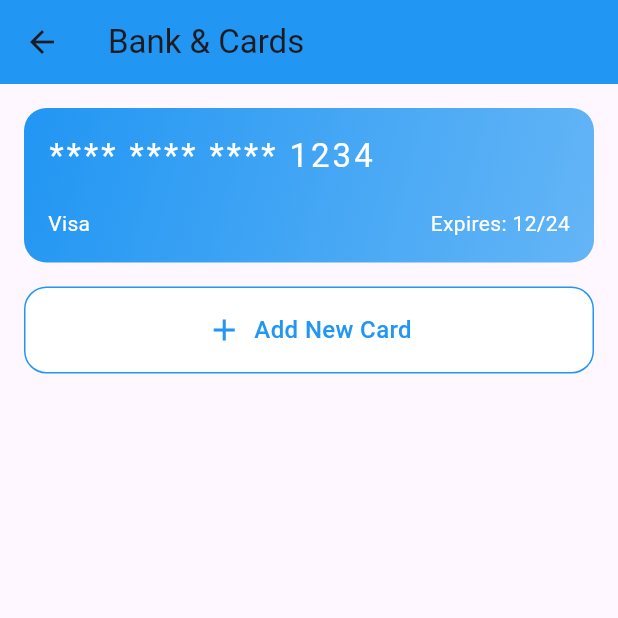
After one commit to Mehdirben/curavisionai, a Flutter app: the BankCardsPage screen opened directly, on a phone screen of 412 x 824 dp, the top half of it. The commit adds this screen. Run offline on Flutter 3.47's test engine with Material 3 defaults, Android fonts, the phone set to English and light mode, and no system bars.

Commit message:
ajout des onglet pour chaque option de la settings page

```diff
--- a/lib/account_page.dart
+++ b/lib/account_page.dart
@@ -141,6 +141,9 @@ class AccountPage extends StatelessWidget {
               title: 'Personal Information',
               icon: Icons.person,
               onTap: () {},
+              onPressed: () {
+                Navigator.pushNamed(context, '/forgot-password');
+              },
             ),
 
             // Bank & Cards Box
@@ -181,7 +184,7 @@ class AccountPage extends StatelessWidget {
   Widget buildMenuBox({
     required String title,
     required IconData icon,
-    required VoidCallback onTap,
+    required VoidCallback onTap, required Null Function() onPressed,
   }) {
     return Container(
       margin: const EdgeInsets.symmetric(horizontal: 16, vertical: 8),
--- /dev/null
+++ b/lib/screens/ongletAcount/bankpage.dart
@@ -0,0 +1,102 @@
+// lib/pages/bank_cards_page.dart
+import 'package:flutter/material.dart';
+
+class BankCardsPage extends StatelessWidget {
+  const BankCardsPage({super.key});
+
+  @override
+  Widget build(BuildContext context) {
+    return Scaffold(
+      appBar: AppBar(
+        title: const Text('Bank & Cards'),
+        backgroundColor: Color(0xFF2196F3),
+        elevation: 0,
+      ),
+      body: Padding(
+        padding: const EdgeInsets.all(16.0),
+        child: Column(
+          children: [
+            buildCardItem(
+              cardNumber: '**** **** **** 1234',
+              cardType: 'Visa',
+              expiryDate: '12/24',
+            ),
+            const SizedBox(height: 16),
+            buildAddCardButton(),
+          ],
+        ),
+      ),
+    );
+  }
+
+  Widget buildCardItem({
+    required String cardNumber,
+    required String cardType,
+    required String expiryDate,
+  }) {
+    return Container(
+      padding: const EdgeInsets.all(16),
+      decoration: BoxDecoration(
+        gradient: const LinearGradient(
+          colors: [Color(0xFF2196F3), Color(0xFF64B5F6)],
+          begin: Alignment.topLeft,
+          end: Alignment.bottomRight,
+        ),
+        borderRadius: BorderRadius.circular(15),
+      ),
+      child: Column(
+        crossAxisAlignment: CrossAxisAlignment.start,
+        children: [
+          Text(
+            cardNumber,
+            style: const TextStyle(
+              color: Colors.white,
+              fontSize: 22,
+              letterSpacing: 2,
+            ),
+          ),
+          const SizedBox(height: 20),
+          Row(
+            mainAxisAlignment: MainAxisAlignment.spaceBetween,
+            children: [
+              Text(
+                cardType,
+                style: const TextStyle(color: Colors.white),
+              ),
+              Text(
+                'Expires: $expiryDate',
+                style: const TextStyle(color: Colors.white),
+              ),
+            ],
+          ),
+        ],
+      ),
+    );
+  }
+
+  Widget buildAddCardButton() {
+    return Container(
+      padding: const EdgeInsets.all(16),
+      decoration: BoxDecoration(
+        color: Colors.white,
+        borderRadius: BorderRadius.circular(15),
+        border: Border.all(color: const Color(0xFF2196F3)),
+      ),
+      child: const Row(
+        mainAxisAlignment: MainAxisAlignment.center,
+        children: [
+          Icon(Icons.add, color: Color(0xFF2196F3)),
+          SizedBox(width: 8),
+          Text(
+            'Add New Card',
+            style: TextStyle(
+              color: Color(0xFF2196F3),
+              fontSize: 16,
+              fontWeight: FontWeight.w500,
+            ),
+          ),
+        ],
+      ),
+    );
+  }
+}
```
Also changed, not shown: lib/screens/ongletAcount/personalinformation.dart (added, +64 -0 lines).
